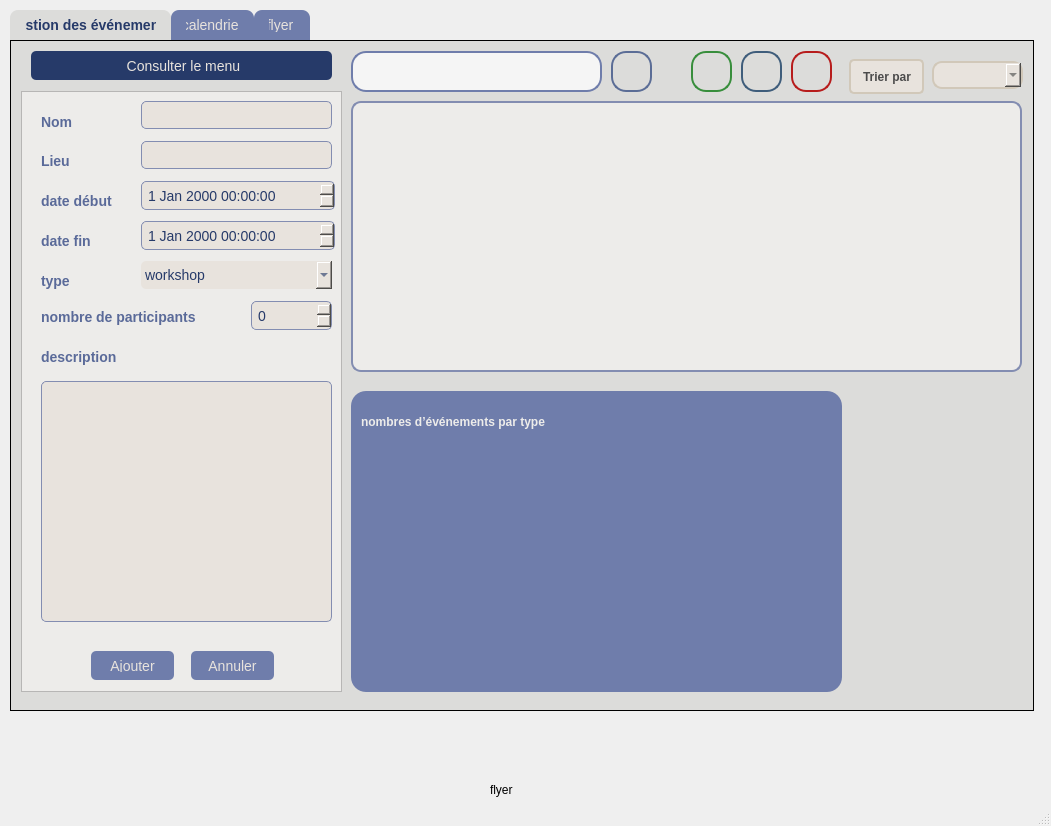
Before: the Qt Designer form gevent.ui in yasminebchelbi/consultiny, drawn with Qt 5.
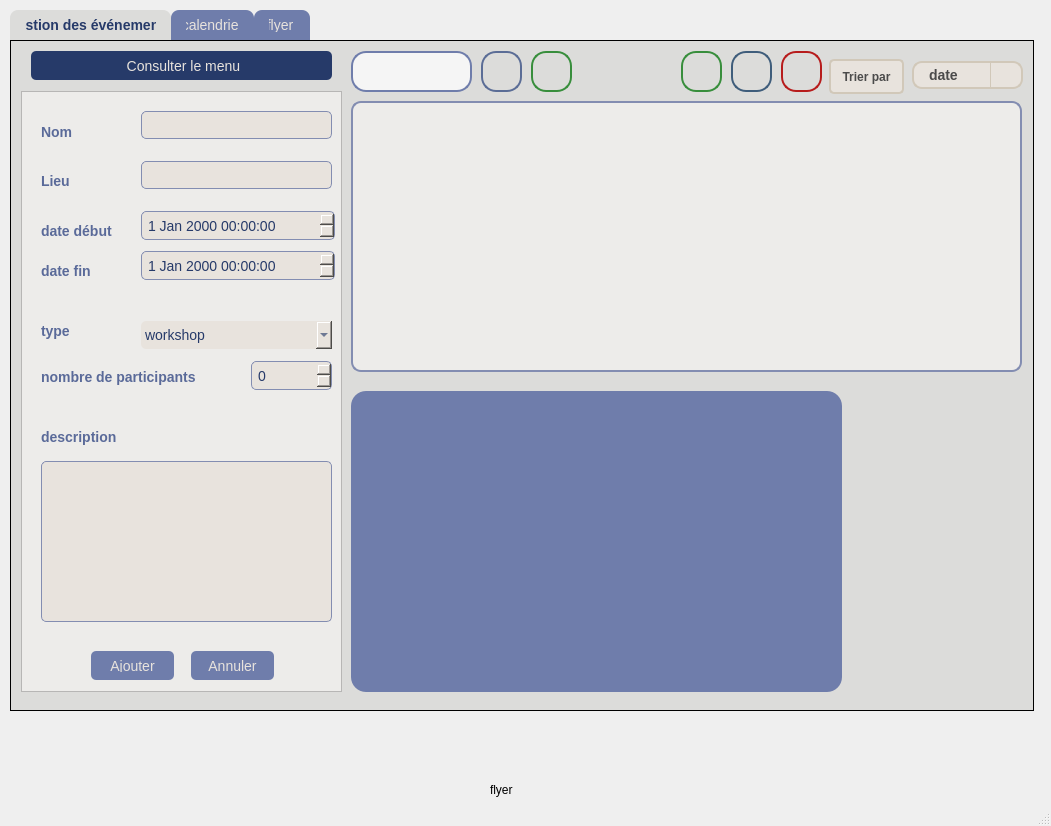
After: the same form once the commit is applied. Icons and pictures are not drawn.

Diff of the .ui file:
```diff
--- a/gevent.ui
+++ b/gevent.ui
@@ -161,7 +161,7 @@
        <property name="geometry">
         <rect>
          <x>20</x>
-         <y>20</y>
+         <y>30</y>
          <width>81</width>
          <height>21</height>
         </rect>
@@ -177,7 +177,7 @@
        <property name="geometry">
         <rect>
          <x>20</x>
-         <y>60</y>
+         <y>80</y>
          <width>63</width>
          <height>20</height>
         </rect>
@@ -190,7 +190,7 @@
        <property name="geometry">
         <rect>
          <x>20</x>
-         <y>100</y>
+         <y>130</y>
          <width>101</width>
          <height>20</height>
         </rect>
@@ -203,7 +203,7 @@
        <property name="geometry">
         <rect>
          <x>20</x>
-         <y>140</y>
+         <y>170</y>
          <width>81</width>
          <height>20</height>
         </rect>
@@ -216,7 +216,7 @@
        <property name="geometry">
         <rect>
          <x>20</x>
-         <y>250</y>
+         <y>330</y>
          <width>201</width>
          <height>31</height>
         </rect>
@@ -229,7 +229,7 @@
        <property name="geometry">
         <rect>
          <x>20</x>
-         <y>180</y>
+         <y>230</y>
          <width>81</width>
          <height>20</height>
         </rect>
@@ -242,7 +242,7 @@
        <property name="geometry">
         <rect>
          <x>20</x>
-         <y>210</y>
+         <y>270</y>
          <width>241</width>
          <height>31</height>
         </rect>
@@ -255,7 +255,7 @@
        <property name="geometry">
         <rect>
          <x>230</x>
-         <y>210</y>
+         <y>270</y>
          <width>81</width>
          <height>29</height>
         </rect>
@@ -265,7 +265,7 @@
        <property name="geometry">
         <rect>
          <x>120</x>
-         <y>90</y>
+         <y>120</y>
          <width>194</width>
          <height>29</height>
         </rect>
@@ -275,7 +275,7 @@
        <property name="geometry">
         <rect>
          <x>120</x>
-         <y>130</y>
+         <y>160</y>
          <width>194</width>
          <height>29</height>
         </rect>
@@ -285,7 +285,7 @@
        <property name="geometry">
         <rect>
          <x>120</x>
-         <y>10</y>
+         <y>20</y>
          <width>191</width>
          <height>28</height>
         </rect>
@@ -295,7 +295,7 @@
        <property name="geometry">
         <rect>
          <x>120</x>
-         <y>50</y>
+         <y>70</y>
          <width>191</width>
          <height>28</height>
         </rect>
@@ -305,7 +305,7 @@
        <property name="geometry">
         <rect>
          <x>120</x>
-         <y>170</y>
+         <y>230</y>
          <width>191</width>
          <height>28</height>
         </rect>
@@ -351,9 +351,9 @@
        <property name="geometry">
         <rect>
          <x>20</x>
-         <y>290</y>
+         <y>370</y>
          <width>291</width>
-         <height>241</height>
+         <height>161</height>
         </rect>
        </property>
       </widget>
@@ -363,7 +363,7 @@
        <rect>
         <x>340</x>
         <y>10</y>
-        <width>251</width>
+        <width>121</width>
         <height>41</height>
        </rect>
       </property>
@@ -412,50 +412,12 @@
        <bool>true</bool>
       </property>
      </widget>
-     <widget class="QLabel" name="label_10">
+     <widget class="QComboBox" name="critere_evenements">
       <property name="geometry">
        <rect>
-        <x>830</x>
-        <y>10</y>
-        <width>91</width>
-        <height>51</height>
-       </rect>
-      </property>
-      <property name="styleSheet">
-       <string notr="true">QLabel {
-    font-family: Arial, sans-serif;  /* Police élégante */
-    font-size: 12px;                 /* Taille du texte */
-    font-weight: bold;               /* Texte en gras */
-    color: #4B4B4B;                  /* Couleur du texte */
-    background-color: #E8E3DD;       /* Fond doux */
-    padding: 8px 9px;              /* Espacement interne */
-    border-radius: 5px;              /* Coins arrondis */
-    text-align: center;              /* Centrer le texte */
-    margin: 8px;                    /* Espacement externe */
-    border: 2px solid #D1C8B9;       /* Bordure douce */
-}
-
-QLabel:hover {
-    background-color: #D1C8B9;       /* Fond plus foncé au survol */
-    border: 2px solid #A89F92;       /* Bordure changeante */
-}
-
-QLabel:disabled {
-    color: #A0A0A0;                  /* Couleur du texte désactivé */
-    background-color: #F0F0F0;       /* Fond plus clair quand désactivé */
-    border: 2px solid #A0A0A0;       /* Bordure désactivée */
-}</string>
-      </property>
-      <property name="text">
-       <string>Trier par</string>
-      </property>
-     </widget>
-     <widget class="QComboBox" name="comboBox_3">
-      <property name="geometry">
-       <rect>
-        <x>921</x>
+        <x>901</x>
         <y>20</y>
-        <width>91</width>
+        <width>111</width>
         <height>28</height>
        </rect>
       </property>
@@ -479,19 +441,50 @@
 }
 
 QComboBox QAbstractItemView {
-    background-color: #FFF; /* Couleur de fond du menu déroulant */
+    background-color: #FFFFFF; /* Fond bien visible */
     border: 2px solid #D1C8B9;
     border-radius: 10px;
-    selection-background-color: #D1C8B9; /* Couleur de sélection des éléments */
-    selection-color: #4B4B4B; /* Couleur du texte sélectionné */
+    selection-background-color: #D1C8B9;
+    selection-color: #4B4B4B;
+    color: #4B4B4B; /* Couleur du texte des items */
+    font-size: 14px;
+    font-weight: normal;
+    outline: none; /* Évite le contour noir moche parfois */
+}
+
+QComboBox QListView::item {
+    padding: 8px 12px; /* Espace autour du texte pour lisibilité */
 }
 
 QComboBox::down-arrow {
     image: url(:/images/arrow.png); /* Icône de flèche personnalisée */
     width: 20px;
     height: 20px;
-}</string>
+}
+
+QComboBox::drop-down {
+    subcontrol-origin: padding;
+    subcontrol-position: top right;
+    width: 30px;
+    border-left: 1px solid #D1C8B9;
+}
+</string>
       </property>
+      <item>
+       <property name="text">
+        <string>date </string>
+       </property>
+      </item>
+      <item>
+       <property name="text">
+        <string>id</string>
+       </property>
+      </item>
+      <item>
+       <property name="text">
+        <string>nombre participants</string>
+       </property>
+      </item>
      </widget>
      <widget class="QFrame" name="frame_3">
       <property name="geometry">
@@ -538,19 +531,6 @@
       <property name="frameShadow">
        <enum>QFrame::Shadow::Raised</enum>
       </property>
-      <widget class="QLabel" name="label_14">
-       <property name="geometry">
-        <rect>
-         <x>10</x>
-         <y>10</y>
-         <width>381</width>
-         <height>41</height>
-        </rect>
-       </property>
-       <property name="text">
-        <string>nombres d’événements par type</string>
-       </property>
-      </widget>
      </widget>
      <widget class="QPushButton" name="pushButton_9">
       <property name="geometry">
@@ -602,7 +582,7 @@
      <widget class="QPushButton" name="pushButton_3">
       <property name="geometry">
        <rect>
-        <x>600</x>
+        <x>470</x>
         <y>10</y>
         <width>41</width>
         <height>41</height>
@@ -662,7 +642,7 @@
      <widget class="QPushButton" name="telecharger_evenement">
       <property name="geometry">
        <rect>
-        <x>730</x>
+        <x>720</x>
         <y>10</y>
         <width>41</width>
         <height>41</height>
@@ -710,7 +690,7 @@
      <widget class="QPushButton" name="update_evenement">
       <property name="geometry">
        <rect>
-        <x>680</x>
+        <x>670</x>
         <y>10</y>
         <width>41</width>
         <height>41</height>
@@ -758,7 +738,7 @@
      <widget class="QPushButton" name="supprimer_evenement">
       <property name="geometry">
        <rect>
-        <x>780</x>
+        <x>770</x>
         <y>10</y>
         <width>41</width>
         <height>41</height>
@@ -845,6 +825,91 @@
 </string>
       </property>
      </widget>
+     <widget class="QPushButton" name="trier_evenements">
+      <property name="geometry">
+       <rect>
+        <x>810</x>
+        <y>10</y>
+        <width>91</width>
+        <height>51</height>
+       </rect>
+      </property>
+      <property name="styleSheet">
+       <string notr="true">QPushButton {
+    font-family: Arial, sans-serif;  /* Police élégante */
+    font-size: 12px;                 /* Taille du texte */
+    font-weight: bold;               /* Texte en gras */
+    color: #4B4B4B;                  /* Couleur du texte */
+    background-color: #E8E3DD;       /* Fond doux */
+    padding: 8px 9px;              /* Espacement interne */
+    border-radius: 5px;              /* Coins arrondis */
+    text-align: center;              /* Centrer le texte */
+    margin: 8px;                    /* Espacement externe */
+    border: 2px solid #D1C8B9;       /* Bordure douce */
+}
+
+QPushButton:hover {
+    background-color: #D1C8B9;       /* Fond plus foncé au survol */
+    border: 2px solid #A89F92;       /* Bordure changeante */
+}
+
+QPushButton:disabled {
+    color: #A0A0A0;                  /* Couleur du texte désactivé */
+    background-color: #F0F0F0;       /* Fond plus clair quand désactivé */
+    border: 2px solid #A0A0A0;       /* Bordure désactivée */
+}</string>
+      </property>
+      <property name="text">
+       <string>Trier par</string>
+      </property>
+     </widget>
+     <widget class="QPushButton" name="refrech_evenements">
+      <property name="geometry">
+       <rect>
+        <x>520</x>
+        <y>10</y>
+        <width>41</width>
+        <height>41</height>
+       </rect>
+      </property>
+      <property name="styleSheet">
+       <string notr="true">QPushButton {
+    background: qlineargradient(x1:0, y1:0, x2:1, y2:1, 
+                stop:0 #0daa90, stop:1 #388E3C); /* Dégradé de vert */
+    border: 2px solid #388E3C;
+    border-radius: 15px; /* Coins arrondis */
+    padding: 10px 15px;
+    font-size: 14px;
+    color: white;
+    font-weight: bold;
+    text-transform: uppercase;
+    transition: 0.3s;
+}
+
+QPushButton:hover {
+    background: qlineargradient(x1:0, y1:0, x2:1, y2:1, 
+                stop:0 #388E3C, stop:1 #4CAF50); /* Inversion du dégradé */
+    border: 2px solid #4CAF50;
+}
+
+QPushButton:pressed {
+    background-color: #2E7D32; /* Couleur plus foncée au clic */
+    border: 2px solid #2E7D32;
+}</string>
+      </property>
+      <property name="text">
+       <string/>
+      </property>
+      <property name="icon">
+       <iconset theme="QIcon::ThemeIcon::ViewRestore"/>
+      </property>
+      <property name="iconSize">
+       <size>
+        <width>30</width>
+        <height>30</height>
+       </size>
+      </property>
+     </widget>
     </widget>
     <widget class="QWidget" name="tab_2">
      <attribute name="title">
```
Left out of the diff: 11 changed lines with no effect on the pictures.
